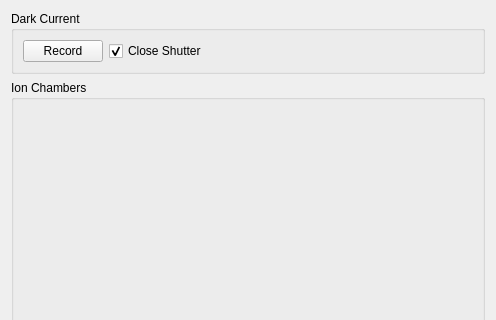
First picture: the form in src/firefly/voltmeters.ui, repository spc-group/haven, before the edit; both pictures show x 0 to 496 and y 0 to 320 of the 496 by 696 pixel window.
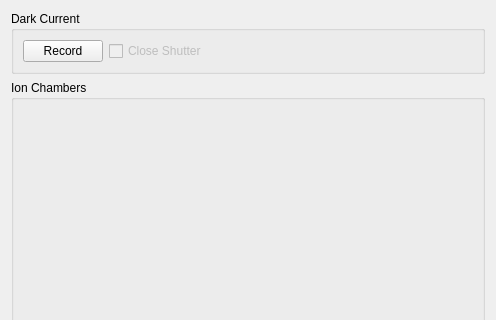
Second picture: the form after the edit. Custom widgets are drawn as their Qt base class.

Commit message: Disabled the voltmeters 'close shutter' checkbox until we can get PSS controls at 25-ID.

Diff of the .ui file:
```diff
--- a/src/firefly/voltmeters.ui
+++ b/src/firefly/voltmeters.ui
@@ -86,12 +86,21 @@
       </item>
       <item>
        <widget class="QCheckBox" name="shutter_checkbox">
+        <property name="enabled">
+         <bool>false</bool>
+        </property>
+        <property name="toolTip">
+         <string>&lt;html&gt;&lt;head/&gt;&lt;body&gt;&lt;p&gt;Close the experimental experimental hutch shutter prior to recording dark current. &lt;/p&gt;&lt;p&gt;&lt;br/&gt;&lt;/p&gt;&lt;p&gt;&lt;span style=&quot; font-weight:600;&quot;&gt;This feature is disabled pending availability of shutter controls.&lt;/span&gt;&lt;/p&gt;&lt;/body&gt;&lt;/html&gt;</string>
+        </property>
         <property name="text">
          <string>Close Shutter</string>
         </property>
-        <property name="checked">
+        <property name="checkable">
          <bool>true</bool>
         </property>
+        <property name="checked">
+         <bool>false</bool>
+        </property>
        </widget>
       </item>
       <item>
```
